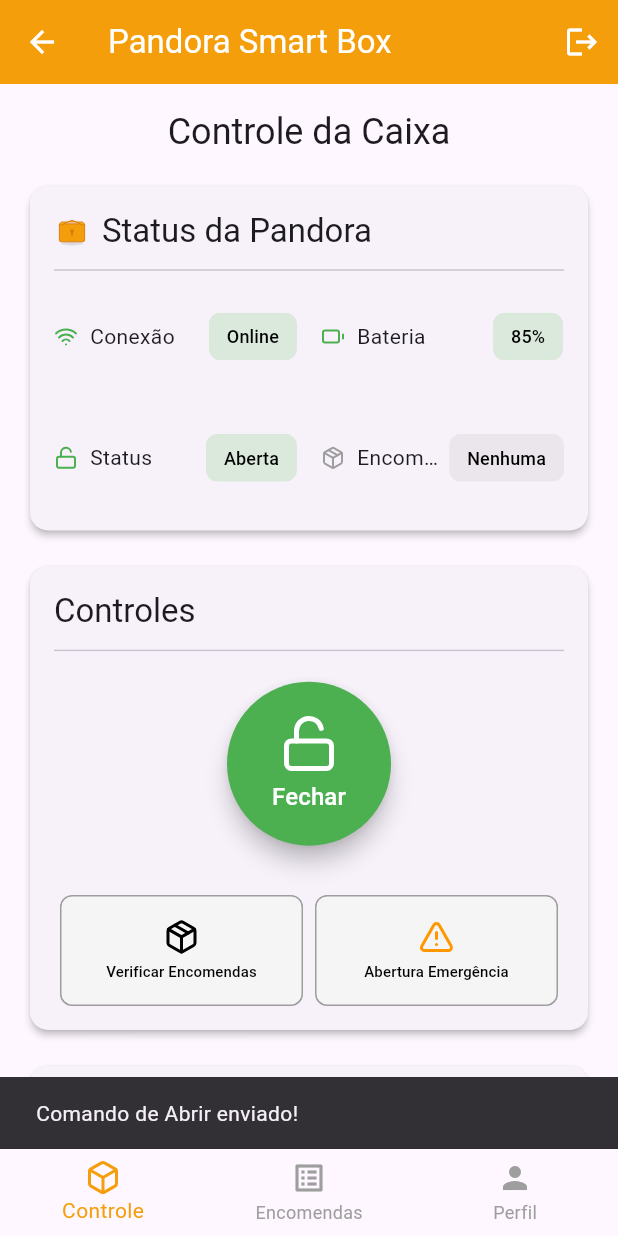
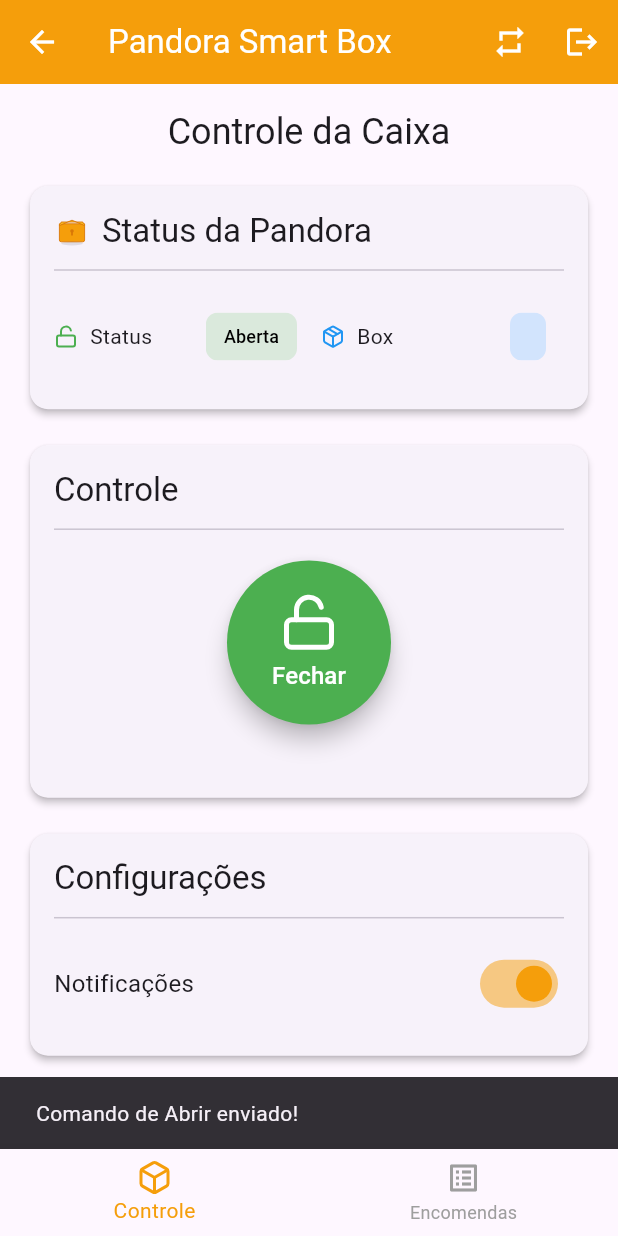
Before and after one commit to nacriss/pandora, a Flutter app: the HomeScreen screen opened directly with empty values, after a tap on "Abrir", on a phone screen of 412 x 824 dp. Run offline on Flutter 3.47's test engine with Material 3 defaults, Android fonts, the phone set to English and light mode, and no system bars; our stand-ins replace firebase_core, firebase_database, image_picker, lucide_icons, sqflite; missing offline and left inert: dart:ffi; accounts and stored records are empty.

Commit message:
link com banco

```diff
--- a/lib/screens/home_screen.dart
+++ b/lib/screens/home_screen.dart
@@ -18,6 +18,10 @@
   final User
   currentUser; // Corrigido para ser não nulo, pois só acessa aqui se estiver logado
   final Future<void> Function(User) onUserUpdated;
+  // 💡 NOVO: Adicione o callback para recarregar dados
+  final Future<void> Function() onReloadData;
+  // 💡 NOVO: Adicione o callback para recarregar dados
+  final String idBox;
 
   const HomeScreen({
     super.key,
@@ -29,6 +33,9 @@
     required this.currentUser, // Deve ser não nulo
     required this.onUserUpdated,
     required int pendingPackagesCount,
+    // 💡 NOVO: Adicione o callback ao construtor
+    required this.onReloadData,
+    required this.idBox,
   });
 
   @override
@@ -61,7 +68,7 @@
     // 1. Definição das Telas de Conteúdo
     final List<Widget> widgetOptions = <Widget>[
       // 0. Controle (Primeira aba)
-      const SmartBoxControlScreen(),
+      SmartBoxControlScreen(idBox: widget.idBox),
 
       // 1. Encomendas (Aba do meio)
       PackageListScreen(
@@ -72,10 +79,10 @@
       ),
 
       // 2. Perfil (Última aba)
-      ProfileScreen(
+      /*ProfileScreen(
         currentUser: widget.currentUser,
         onUserUpdated: widget.onUserUpdated,
-      ),
+      ),*/
     ];
 
     return Scaffold(
@@ -84,6 +91,13 @@
         backgroundColor: Theme.of(context).primaryColor,
         foregroundColor: Colors.white,
         actions: [
+          IconButton(
+            icon: const Icon(Icons.repeat),
+            /*onPressed: widget.onLogout,
+            tooltip: 'Sair',*/
+            onPressed: widget.onReloadData, // Chama o callback
+            tooltip: 'Recarregar Dados',
+          ),
           IconButton(
             icon: const Icon(Icons.logout),
             onPressed: widget.onLogout,
@@ -104,7 +118,7 @@
             icon: Icon(Icons.list_alt),
             label: 'Encomendas',
           ),
-          BottomNavigationBarItem(icon: Icon(Icons.person), label: 'Perfil'),
+          //BottomNavigationBarItem(icon: Icon(Icons.person), label: 'Perfil'),
         ],
         currentIndex: _selectedIndex,
         selectedItemColor: Theme.of(context).primaryColor,
--- a/lib/screens/smart_box_control_screen.dart
+++ b/lib/screens/smart_box_control_screen.dart
@@ -1,16 +1,20 @@
 // lib/screens/smart_box_control_screen.dart
 
+import 'package:firebase_database/firebase_database.dart';
 import 'package:flutter/material.dart';
 import 'package:lucide_icons/lucide_icons.dart';
+import 'package:pandora/main.dart';
 import '../widgets/pandora_icon.dart';
 
 class SmartBoxControlScreen extends StatefulWidget {
   // CORREÇÃO: O parâmetro 'pendingPackagesCount' é definido no construtor.
   final int pendingPackagesCount;
+  final String idBox;
 
   const SmartBoxControlScreen({
     super.key,
     this.pendingPackagesCount = 0, // Definido como opcional com valor padrão
+    required this.idBox,
   });
 
   @override
@@ -19,24 +23,22 @@
 
 class _SmartBoxControlScreenState extends State<SmartBoxControlScreen> {
   // Estados simulados
+  final _real = FirebaseDatabase.instance;
   bool _isLocked = true;
   bool _autoLock = true;
   bool _notifications = true;
   bool _isConnected = true;
 
-  void _handleLockToggle() {
+  Future<void> initLocker() async {
+    DataSnapshot dataSnap = (await _real.ref("caixa:$idBox/estado").get());
+    String s = dataSnap.value as String;
     setState(() {
-      _isLocked = !_isLocked;
+      if (s == "aberto") {
+        _isLocked = false;
+      } else {
+        _isLocked = true;
+      }
     });
-    ScaffoldMessenger.of(context).showSnackBar(
-      SnackBar(
-        content: Text(
-          _isLocked
-              ? 'Comando de Fechar enviado!'
-              : 'Comando de Abrir enviado!',
-        ),
-      ),
-    );
   }
 
   void _handleEmergencyOpen() {
@@ -88,8 +90,29 @@
     );
   }
 
+  void _handleLockToggle() {
+    setState(() async {
+      _isLocked = !_isLocked;
+      if (_isLocked) {
+        await _real.ref("caixa:$idBox").update({"estado": "fechado"});
+      } else {
+        await _real.ref("caixa:$idBox").update({"estado": "aberto"});
+      }
+    });
+    ScaffoldMessenger.of(context).showSnackBar(
+      SnackBar(
+        content: Text(
+          _isLocked
+              ? 'Comando de Fechar enviado!'
+              : 'Comando de Abrir enviado!',
+        ),
+      ),
+    );
+  }
+
   @override
   Widget build(BuildContext context) {
+    initLocker();
     // Lógica para contagem de encomendas pendentes
     final int count = widget.pendingPackagesCount;
     final String packageStatusText = count == 0 ? 'Nenhuma' : count.toString();
@@ -137,6 +160,7 @@
                     crossAxisSpacing: 16,
                     childAspectRatio: 2.5,
                     children: [
+                      /*
                       _buildStatusTile(
                         LucideIcons.wifi,
                         _isConnected ? Colors.green : Colors.red,
@@ -148,7 +172,7 @@
                         Colors.green,
                         'Bateria',
                         '85%',
-                      ),
+                      ),*/
                       _buildStatusTile(
                         _isLocked ? LucideIcons.lock : LucideIcons.unlock,
                         _isLocked ? Colors.red : Colors.green,
@@ -157,9 +181,9 @@
                       ),
                       _buildStatusTile(
                         LucideIcons.package,
-                        count > 0 ? Colors.blue : Colors.grey,
-                        packageLabel,
-                        packageStatusText,
+                        /*count > 0 ?*/ Colors.blue, // : Colors.grey,
+                        "Box",
+                        widget.idBox,
                       ),
                     ],
                   ),
@@ -178,7 +202,7 @@
                 crossAxisAlignment: CrossAxisAlignment.start,
                 children: [
                   Text(
-                    'Controles',
+                    'Controle',
                     style: Theme.of(context).textTheme.titleLarge,
                   ),
                   const Divider(height: 24),
@@ -212,6 +236,7 @@
                   Row(
                     mainAxisAlignment: MainAxisAlignment.spaceAround,
                     children: [
+                      /*
                       Expanded(
                         child: Padding(
                           padding: const EdgeInsets.symmetric(horizontal: 4.0),
@@ -281,7 +306,7 @@
                             ),
                           ),
                         ),
-                      ),
+                      ),*/
                     ],
                   ),
                 ],
@@ -303,21 +328,22 @@
                     style: Theme.of(context).textTheme.titleLarge,
                   ),
                   const Divider(height: 24),
+                  /*
                   _buildSwitchTile(
                     'Travamento Automático',
                     _autoLock,
                     (val) => setState(() => _autoLock = val),
-                  ),
+                  ),*/
                   _buildSwitchTile(
                     'Notificações',
                     _notifications,
                     (val) => setState(() => _notifications = val),
-                  ),
+                  ) /*
                   _buildSwitchTile(
                     'Conexão Wi-Fi',
                     _isConnected,
                     (val) => setState(() => _isConnected = val),
-                  ),
+                  ),*/,
                 ],
               ),
             ),
--- a/pubspec.yaml
+++ b/pubspec.yaml
@@ -40,6 +40,10 @@
 
   sqflite: ^2.3.0  # Para interagir com o SQLite
   path: ^1.8.3     # Para construir o caminho correto do arquivo de banco de dados
+  firebase_core: ^4.2.1
+  firebase_database: ^12.0.4
+  cloud_firestore: ^6.1.0 # ou a versão mais recente
+
 
 dev_dependencies:
   flutter_test:
```
Also changed, not shown: lib/main.dart (+77 -11 lines), lib/screens/add_package_screen.dart (+28 -12 lines), lib/screens/login_screen.dart (+5 -5 lines), lib/screens/package_details_screen.dart (+37 -1 lines), lib/services/database_service.dart (+129 -0 lines), firebase.json (added), lib/firebase_options.dart (added), pubspec.lock, 7 other files.
